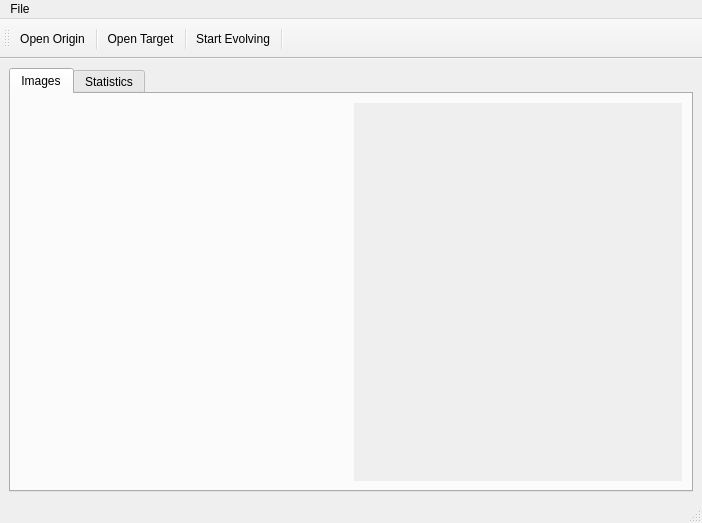
First picture: the form in mainwindow.ui, repository idaohang/GPSeg, before the edit.
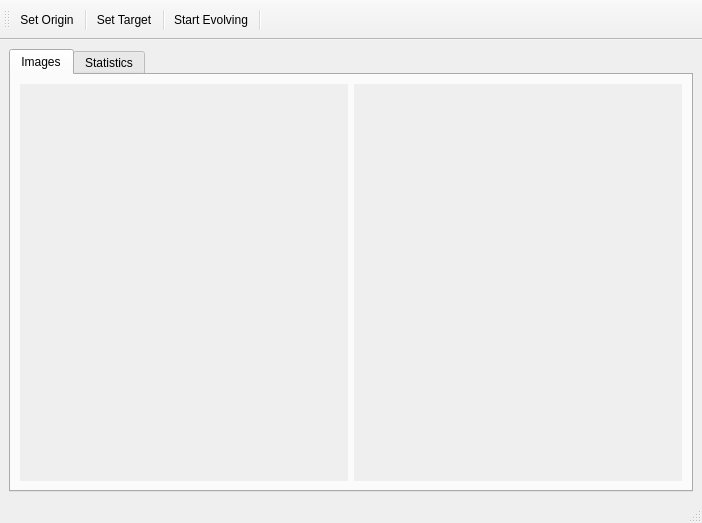
Second picture: the form after the edit. The open tabs and pages were chosen to show the change.

```diff
--- a/mainwindow.ui
+++ b/mainwindow.ui
@@ -42,6 +42,9 @@
        <layout class="QHBoxLayout" name="horizontalLayout_2">
         <item>
          <widget class="QLabel" name="label_origin">
+          <property name="autoFillBackground">
+           <bool>true</bool>
+          </property>
           <property name="text">
            <string/>
           </property>
@@ -224,34 +227,15 @@
    <addaction name="actionStart_Evolving"/>
    <addaction name="separator"/>
   </widget>
-  <widget class="QMenuBar" name="menuBar">
-   <property name="geometry">
-    <rect>
-     <x>0</x>
-     <y>0</y>
-     <width>702</width>
-     <height>21</height>
-    </rect>
-   </property>
-   <widget class="QMenu" name="menuHello">
-    <property name="title">
-     <string>File</string>
-    </property>
-    <addaction name="actionOpen_Origin"/>
-    <addaction name="actionOpen_Target"/>
-    <addaction name="separator"/>
-   </widget>
-   <addaction name="menuHello"/>
-  </widget>
   <widget class="QStatusBar" name="statusBar"/>
   <action name="actionOpen_Origin">
    <property name="text">
-    <string>Open Origin</string>
+    <string>Set Origin</string>
    </property>
   </action>
   <action name="actionOpen_Target">
    <property name="text">
-    <string>Open Target</string>
+    <string>Set Target</string>
    </property>
   </action>
   <action name="actionStart_Evolving">
```
Left out of the diff: 2 changed lines with no effect on the pictures.
